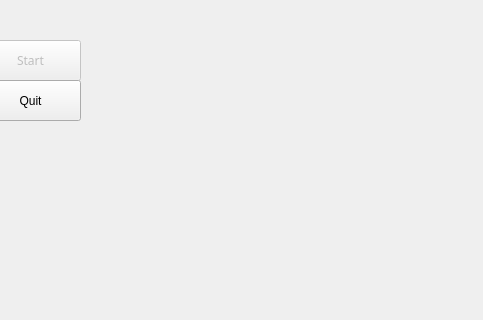
Old version of the form gradu/마무리 작업/myEvent.ui in the repository yes99/practice2020; both pictures show x 520 to 1003 and y 0 to 320 of the 1003 by 856 pixel window.
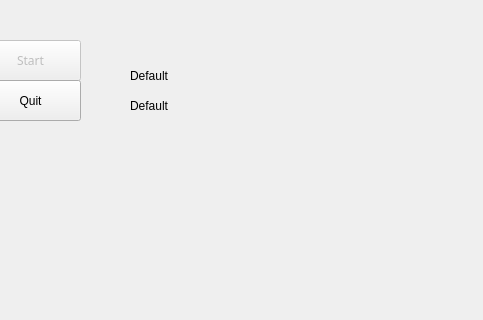
New version of the form.

What changed in the file:
```diff
--- a/gradu/마무리 작업/myEvent.ui
+++ b/gradu/마무리 작업/myEvent.ui
@@ -154,6 +154,45 @@
     <string/>
    </property>
   </widget>
+  <widget class="QLabel" name="StatusLabel">
+   <property name="geometry">
+    <rect>
+     <x>650</x>
+     <y>50</y>
+     <width>171</width>
+     <height>51</height>
+    </rect>
+   </property>
+   <property name="text">
+    <string>Default</string>
+   </property>
+  </widget>
+  <widget class="QLabel" name="BackStatus">
+   <property name="geometry">
+    <rect>
+     <x>650</x>
+     <y>90</y>
+     <width>221</width>
+     <height>31</height>
+    </rect>
+   </property>
+   <property name="text">
+    <string>Default</string>
+   </property>
+  </widget>
+  <widget class="QLabel" name="currentcnt">
+   <property name="geometry">
+    <rect>
+     <x>370</x>
+     <y>11</y>
+     <width>81</width>
+     <height>21</height>
+    </rect>
+   </property>
+   <property name="text">
+    <string/>
+   </property>
+  </widget>
  </widget>
  <resources/>
  <connections/>
```
